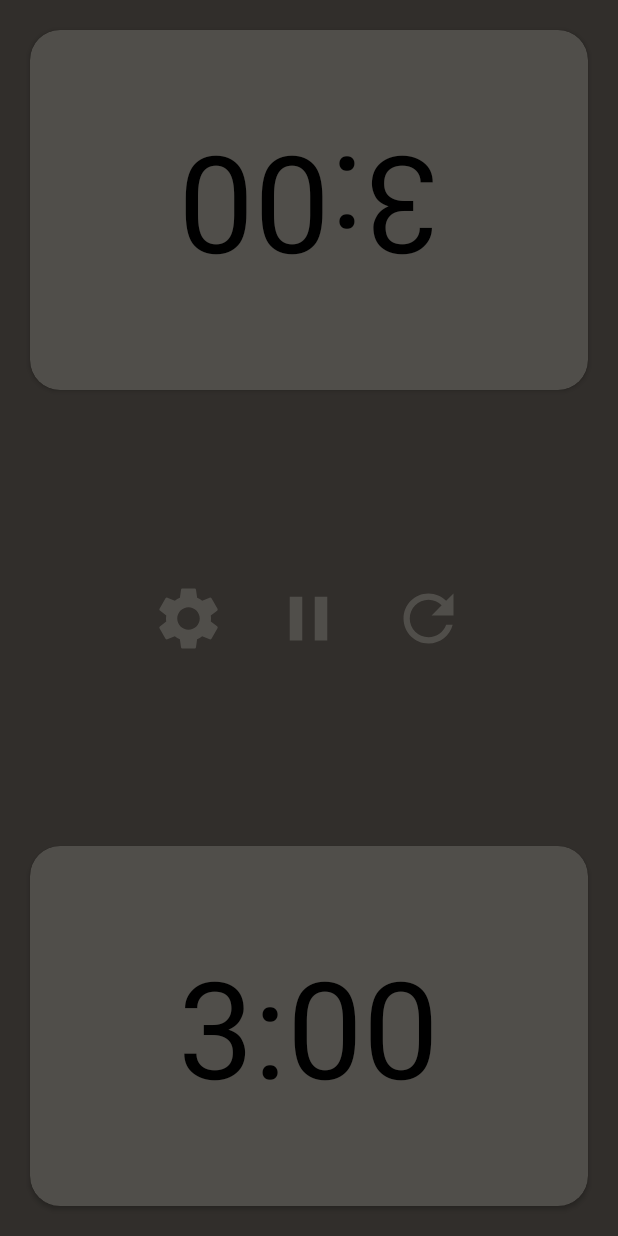
After one commit to JustAmalll/ChessClock, an Android app: the layout fragment_clock.xml on its own in the app's theme, with its tools: preview values and no code run, on a phone screen of 412 x 824 dp. The commit adds this screen. Run offline under Robolectric (Android 15) with nearby library versions, the phone set to English and light mode, and no system bars.

Commit message:
ClockFragment layout implementation

```diff
--- a/app/build.gradle
+++ b/app/build.gradle
@@ -41,6 +41,7 @@ dependencies {
     implementation 'androidx.appcompat:appcompat:1.4.1'
     implementation 'com.google.android.material:material:1.5.0'
     implementation 'androidx.constraintlayout:constraintlayout:2.1.3'
+    implementation 'androidx.legacy:legacy-support-v4:1.0.0'
     testImplementation 'junit:junit:4.13.2'
     androidTestImplementation 'androidx.test.ext:junit:1.1.3'
     androidTestImplementation 'androidx.test.espresso:espresso-core:3.4.0'
--- /dev/null
+++ b/app/src/main/java/dev/amal/chessclock/fragments/clock/ClockFragment.kt
@@ -0,0 +1,29 @@
+package dev.amal.chessclock.fragments.clock
+
+import android.os.Bundle
+import android.view.LayoutInflater
+import android.view.View
+import android.view.ViewGroup
+import androidx.fragment.app.Fragment
+import dev.amal.chessclock.R
+import dev.amal.chessclock.databinding.FragmentClockBinding
+
+class ClockFragment : Fragment() {
+
+    private var _binding: FragmentClockBinding? = null
+    private val binding get() = _binding!!
+
+    override fun onCreateView(
+        inflater: LayoutInflater, container: ViewGroup?,
+        savedInstanceState: Bundle?
+    ): View {
+        _binding = FragmentClockBinding.inflate(inflater, container, false)
+
+        return binding.root
+    }
+
+    override fun onDestroyView() {
+        super.onDestroyView()
+        _binding = null
+    }
+}
--- /dev/null
+++ b/app/src/main/res/drawable/ic_pause.xml
@@ -0,0 +1,10 @@
+<vector xmlns:android="http://schemas.android.com/apk/res/android"
+    android:width="50dp"
+    android:height="50dp"
+    android:tint="#504E4A"
+    android:viewportWidth="24"
+    android:viewportHeight="24">
+    <path
+        android:fillColor="#504E4A"
+        android:pathData="M6,19h4L10,5L6,5v14zM14,5v14h4L18,5h-4z" />
+</vector>
--- /dev/null
+++ b/app/src/main/res/drawable/ic_refresh.xml
@@ -0,0 +1,10 @@
+<vector xmlns:android="http://schemas.android.com/apk/res/android"
+    android:width="50dp"
+    android:height="50dp"
+    android:viewportWidth="24"
+    android:viewportHeight="24"
+    android:tint="#504E4A">
+  <path
+      android:fillColor="#504E4A"
+      android:pathData="M17.65,6.35C16.2,4.9 14.21,4 12,4c-4.42,0 -7.99,3.58 -7.99,8s3.57,8 7.99,8c3.73,0 6.84,-2.55 7.73,-6h-2.08c-0.82,2.33 -3.04,4 -5.65,4 -3.31,0 -6,-2.69 -6,-6s2.69,-6 6,-6c1.66,0 3.14,0.69 4.22,1.78L13,11h7V4l-2.35,2.35z"/>
+</vector>
--- /dev/null
+++ b/app/src/main/res/drawable/ic_settings.xml
@@ -0,0 +1,10 @@
+<vector xmlns:android="http://schemas.android.com/apk/res/android"
+    android:width="50dp"
+    android:height="50dp"
+    android:viewportWidth="24"
+    android:viewportHeight="24"
+    android:tint="#504E4A">
+  <path
+      android:fillColor="#504E4A"
+      android:pathData="M19.14,12.94c0.04,-0.3 0.06,-0.61 0.06,-0.94c0,-0.32 -0.02,-0.64 -0.07,-0.94l2.03,-1.58c0.18,-0.14 0.23,-0.41 0.12,-0.61l-1.92,-3.32c-0.12,-0.22 -0.37,-0.29 -0.59,-0.22l-2.39,0.96c-0.5,-0.38 -1.03,-0.7 -1.62,-0.94L14.4,2.81c-0.04,-0.24 -0.24,-0.41 -0.48,-0.41h-3.84c-0.24,0 -0.43,0.17 -0.47,0.41L9.25,5.35C8.66,5.59 8.12,5.92 7.63,6.29L5.24,5.33c-0.22,-0.08 -0.47,0 -0.59,0.22L2.74,8.87C2.62,9.08 2.66,9.34 2.86,9.48l2.03,1.58C4.84,11.36 4.8,11.69 4.8,12s0.02,0.64 0.07,0.94l-2.03,1.58c-0.18,0.14 -0.23,0.41 -0.12,0.61l1.92,3.32c0.12,0.22 0.37,0.29 0.59,0.22l2.39,-0.96c0.5,0.38 1.03,0.7 1.62,0.94l0.36,2.54c0.05,0.24 0.24,0.41 0.48,0.41h3.84c0.24,0 0.44,-0.17 0.47,-0.41l0.36,-2.54c0.59,-0.24 1.13,-0.56 1.62,-0.94l2.39,0.96c0.22,0.08 0.47,0 0.59,-0.22l1.92,-3.32c0.12,-0.22 0.07,-0.47 -0.12,-0.61L19.14,12.94zM12,15.6c-1.98,0 -3.6,-1.62 -3.6,-3.6s1.62,-3.6 3.6,-3.6s3.6,1.62 3.6,3.6S13.98,15.6 12,15.6z"/>
+</vector>
--- /dev/null
+++ b/app/src/main/res/layout/fragment_clock.xml
@@ -0,0 +1,95 @@
+<?xml version="1.0" encoding="utf-8"?>
+<androidx.constraintlayout.widget.ConstraintLayout xmlns:android="http://schemas.android.com/apk/res/android"
+    xmlns:app="http://schemas.android.com/apk/res-auto"
+    android:layout_width="match_parent"
+    android:layout_height="match_parent"
+    android:background="@color/dark_gray">
+
+    <androidx.cardview.widget.CardView
+        android:id="@+id/ll_backgroundTop"
+        android:layout_width="match_parent"
+        android:layout_height="wrap_content"
+        android:layout_marginStart="20dp"
+        android:layout_marginTop="20dp"
+        android:layout_marginEnd="20dp"
+        android:gravity="center"
+        app:cardBackgroundColor="@color/light_gray"
+        app:cardCornerRadius="20dp"
+        app:layout_constraintEnd_toEndOf="parent"
+        app:layout_constraintStart_toStartOf="parent"
+        app:layout_constraintTop_toTopOf="parent">
+
+        <TextView
+            android:id="@+id/tv_top"
+            android:layout_width="wrap_content"
+            android:layout_height="wrap_content"
+            android:layout_gravity="center"
+            android:paddingTop="60dp"
+            android:paddingBottom="60dp"
+            android:rotation="180"
+            android:text="3:00"
+            android:textColor="@color/black"
+            android:textSize="90sp" />
+
+    </androidx.cardview.widget.CardView>
+
+    <LinearLayout
+        android:layout_width="match_parent"
+        android:layout_height="wrap_content"
+        android:gravity="center"
+        android:orientation="horizontal"
+        app:layout_constraintBottom_toTopOf="@+id/ll_backgroundBottom"
+        app:layout_constraintEnd_toEndOf="parent"
+        app:layout_constraintStart_toStartOf="parent"
+        app:layout_constraintTop_toBottomOf="@+id/ll_backgroundTop">
+
+        <ImageView
+            android:id="@+id/settings"
+            android:layout_width="wrap_content"
+            android:layout_height="wrap_content"
+            android:src="@drawable/ic_settings" />
+
+        <ImageView
+            android:id="@+id/pause"
+            android:layout_width="wrap_content"
+            android:layout_height="wrap_content"
+            android:layout_marginStart="30dp"
+            android:src="@drawable/ic_pause" />
+
+        <ImageView
+            android:id="@+id/update"
+            android:layout_width="wrap_content"
+            android:layout_height="wrap_content"
+            android:layout_marginStart="30dp"
+            android:src="@drawable/ic_refresh" />
+
+    </LinearLayout>
+
+    <androidx.cardview.widget.CardView
+        android:id="@+id/ll_backgroundBottom"
+        android:layout_width="match_parent"
+        android:layout_height="wrap_content"
+        android:layout_marginStart="20dp"
+        android:layout_marginEnd="20dp"
+        android:layout_marginBottom="20dp"
+        android:gravity="center"
+        app:cardBackgroundColor="@color/light_gray"
+        app:cardCornerRadius="20dp"
+        app:layout_constraintBottom_toBottomOf="parent"
+        app:layout_constraintEnd_toEndOf="parent"
+        app:layout_constraintStart_toStartOf="parent">
+
+        <TextView
+            android:id="@+id/tv_bottom"
+            android:layout_width="wrap_content"
+            android:layout_height="wrap_content"
+            android:layout_gravity="center"
+            android:paddingTop="60dp"
+            android:paddingBottom="60dp"
+            android:text="3:00"
+            android:textColor="@color/black"
+            android:textSize="90sp" />
+
+    </androidx.cardview.widget.CardView>
+
+</androidx.constraintlayout.widget.ConstraintLayout>
--- a/app/src/main/res/values/colors.xml
+++ b/app/src/main/res/values/colors.xml
@@ -7,4 +7,9 @@
     <color name="teal_700">#FF018786</color>
     <color name="black">#FF000000</color>
     <color name="white">#FFFFFFFF</color>
+
+    <color name="dark_gray">#312E2B</color>
+    <color name="light_gray">#504E4A</color>
+    <color name="orange">#DF9C50</color>
+
 </resources>
--- a/app/src/main/res/values/strings.xml
+++ b/app/src/main/res/values/strings.xml
@@ -2,4 +2,6 @@
     <string name="app_name">ChessClock</string>
     <string name="no_increment_clock">No increment</string>
     <string name="increment_clock">Increment %1$s</string>
+    <!-- TODO: Remove or change this placeholder text -->
+    <string name="hello_blank_fragment">Hello blank fragment</string>
 </resources>
```
